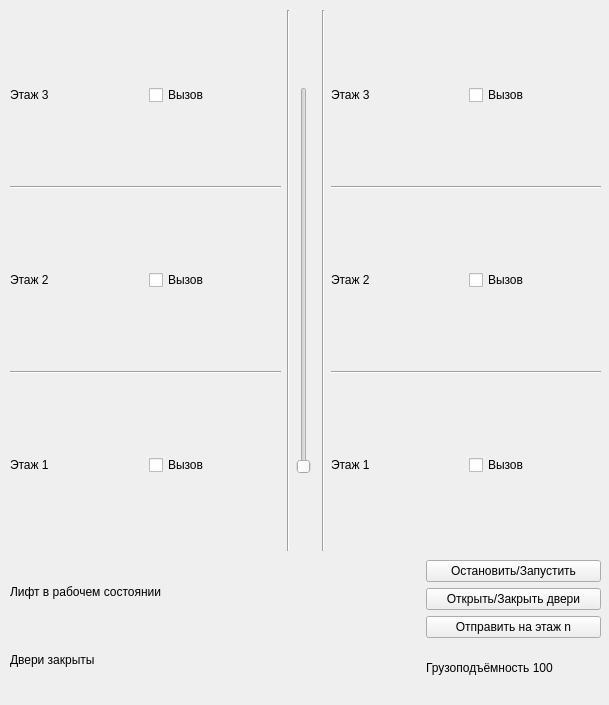
Old version of the form ui/3floor_lift_widget_v2.ui in the repository mruax/OOP_lift.
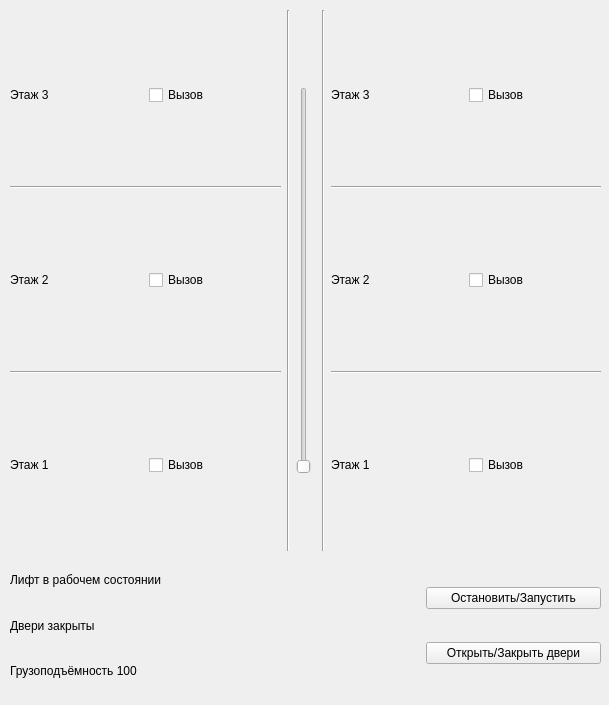
New version of the form.

What changed in the file:
```diff
--- a/ui/3floor_lift_widget_v2.ui
+++ b/ui/3floor_lift_widget_v2.ui
@@ -270,6 +270,13 @@
         </property>
        </widget>
       </item>
+      <item>
+       <widget class="QLabel" name="label">
+        <property name="text">
+         <string>Грузоподъёмность 100</string>
+        </property>
+       </widget>
+      </item>
      </layout>
     </item>
     <item>
@@ -288,20 +295,6 @@
         </property>
        </widget>
       </item>
-      <item>
-       <widget class="QPushButton" name="send_to_floor_btn">
-        <property name="text">
-         <string>Отправить на этаж n</string>
-        </property>
-       </widget>
-      </item>
-      <item>
-       <widget class="QLabel" name="label">
-        <property name="text">
-         <string>Грузоподъёмность 100</string>
-        </property>
-       </widget>
-      </item>
      </layout>
     </item>
    </layout>
```
